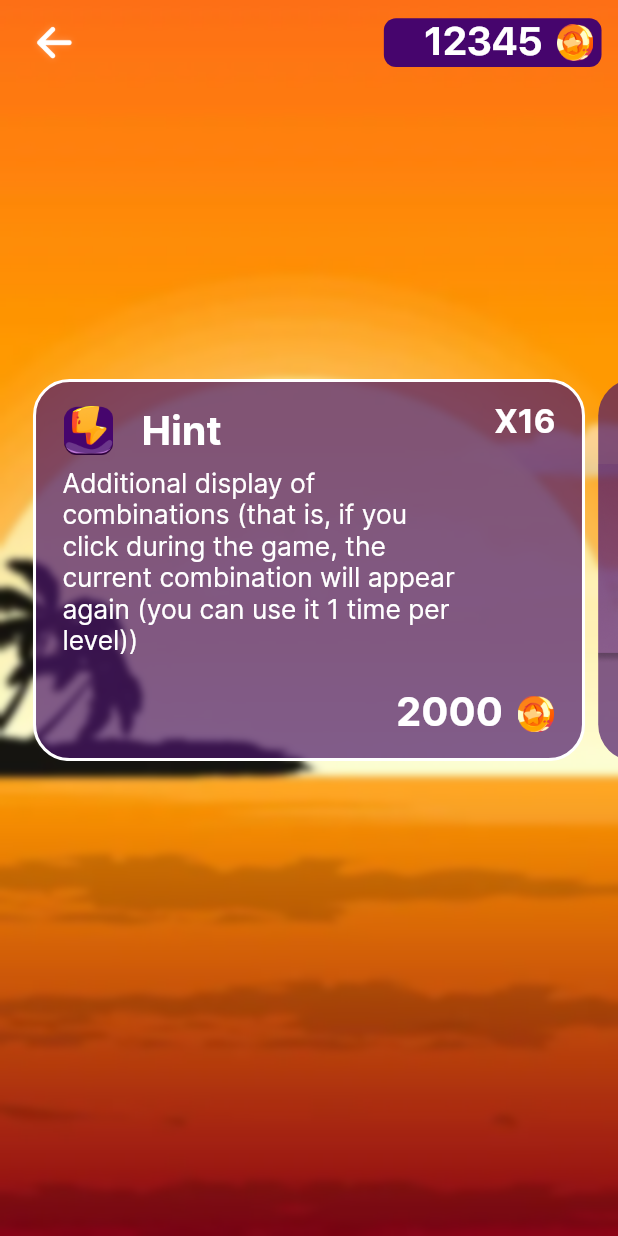
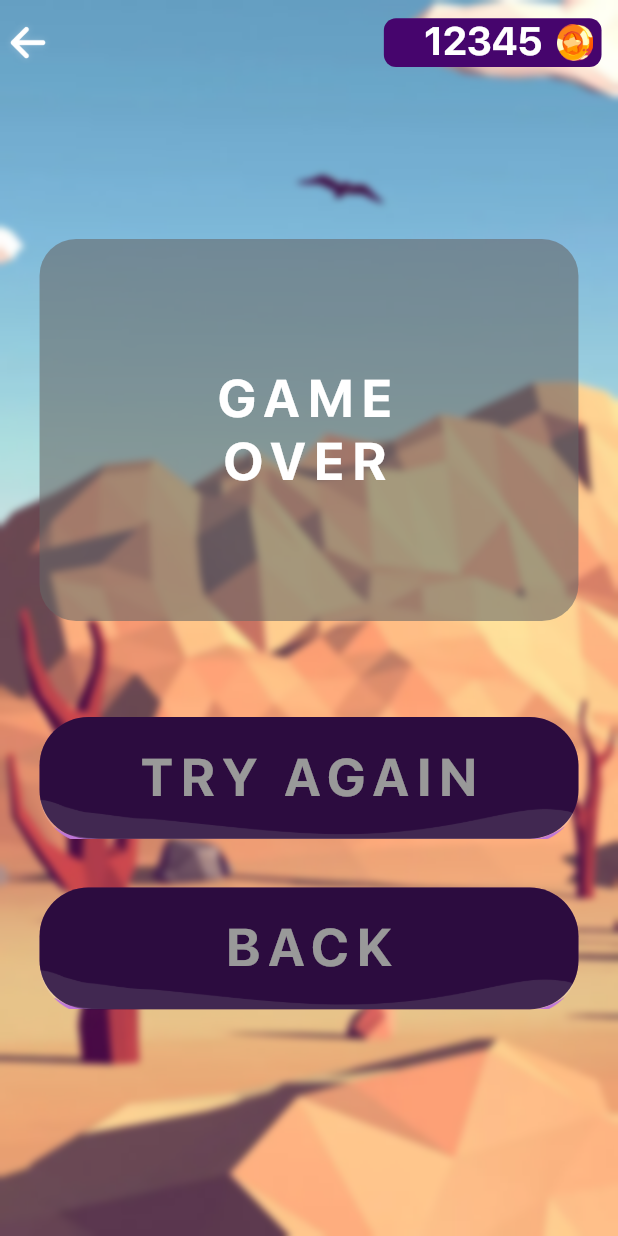
Before and after one commit to DianaTalantbekova/crystal-memories, a Flutter app: the screen it shows after launch, on a phone screen of 412 x 824 dp. Run offline on Flutter 3.47's test engine with Material 2 defaults, Android fonts, the phone set to English and light mode, and no system bars; drawn by our look-alikes of carousel_slider; our stand-ins replace bordered_text, flutter_screenutil, go_router, shared_preferences; project files that could hold a hidden picture were left out.

Commit message:
success, failed screens; alert

```diff
--- a/lib/commons/text_style_helper.dart
+++ b/lib/commons/text_style_helper.dart
@@ -90,4 +90,18 @@ class TextStyleHelper {
     height: 19 / 16,
     color: ThemeHelper.white,
   );
+   static TextStyle helper12 = TextStyle(
+    fontFamily: 'SF_Pro',
+    fontWeight: FontWeight.w600,
+    fontSize: 17.sp,
+    height: 22 / 17,
+    color: ThemeHelper.black,
+  );
+   static TextStyle helper13 = TextStyle(
+    fontFamily: 'SF_Pro',
+    fontWeight: FontWeight.w400,
+    fontSize: 13.sp,
+    height: 16 / 13,
+    color: ThemeHelper.black,
+  );
 }
--- a/lib/main.dart
+++ b/lib/main.dart
@@ -1,6 +1,7 @@
 import 'dart:async';
+import 'package:crystal_memories/screens/game_screen.dart';
 import 'package:crystal_memories/screens/screens.dart';
-import 'package:crystal_memories/screens/shop_screen.dart';
+import 'package:crystal_memories/screens/settings_screen.dart';
 import 'package:crystal_memories/services/preference_service.dart';
 import 'package:flutter/material.dart';
 import 'package:flutter/services.dart';
@@ -37,7 +38,7 @@ class MyApp extends StatelessWidget {
       GoRoute(
         path: '/',
         builder: (BuildContext context, GoRouterState state) =>
-            const ShopScreen(),
+            const FailedScreen(),
         routes: [
           GoRoute(
             path: 'level_screen',
--- /dev/null
+++ b/lib/screens/failed_screen.dart
@@ -0,0 +1,92 @@
+import 'package:crystal_memories/commons/text_style_helper.dart';
+import 'package:crystal_memories/commons/theme_helper.dart';
+import 'package:crystal_memories/widgets/widgets.dart';
+import 'package:flutter/cupertino.dart';
+import 'package:flutter/material.dart';
+import 'package:flutter_screenutil/flutter_screenutil.dart';
+
+class FailedScreen extends StatelessWidget {
+  const FailedScreen({super.key});
+
+  @override
+  Widget build(BuildContext context) {
+    return BackgroundWidget(
+      child: Column(
+        children: [
+          Padding(
+            padding: EdgeInsets.only(right: 10.w),
+            child: SizedBox(
+              height: 56.h,
+              child: AppBarWidget(
+                onBackTap: () => _showDialog(context),
+              ),
+            ),
+          ),
+          SizedBox(height: 101.h),
+          Container(
+            width: 327.w,
+            height: 251.h,
+            decoration: BoxDecoration(
+              borderRadius: BorderRadius.circular(24.r),
+              color: ThemeHelper.gray.withOpacity(0.59),
+            ),
+            child: Center(
+              child: Text(
+                'GAME\nOVER',
+                style: TextStyleHelper.helper6,
+                textAlign: TextAlign.center,
+              ),
+            ),
+          ),
+          SizedBox(height: 63.h),
+          MainButton(
+            text: 'TRY AGAIN',
+            textStyle: TextStyleHelper.helper6,
+          ),
+          SizedBox(height: 32.h),
+          MainButton(
+            text: 'BACK',
+            textStyle: TextStyleHelper.helper6,
+          ),
+        ],
+      ),
+    );
+  }
+
+  Future<void> _showDialog(BuildContext context) async {
+    showDialog(
+      context: context,
+      builder: (context) => CupertinoAlertDialog(
+        title: Text(
+          'Exit the game',
+          style: TextStyleHelper.helper12,
+        ),
+        content: Text(
+          'Are you sure you want to exit the\ngame?',
+          style: TextStyleHelper.helper13,
+        ),
+        actions: [
+          CupertinoDialogAction(
+            child: Text(
+              'Cancel',
+              style: TextStyleHelper.helper12.copyWith(
+                color: const Color(0xFF007AFF),
+                letterSpacing: -0.408,
+              ),
+            ),
+          ),
+          CupertinoDialogAction(
+            child: Text(
+              'Exit',
+              style: TextStyleHelper.helper12.copyWith(
+                color: const Color(0xFF007AFF),
+                letterSpacing: -0.408,
+                fontWeight: FontWeight.w400,
+              ),
+            ),
+          ),
+        ],
+      ),
+    );
+  }
+}
--- a/lib/screens/premium_screen.dart
+++ b/lib/screens/premium_screen.dart
@@ -77,8 +77,8 @@ Widget _buildBody() {
 
 Widget _buildInfo() {
   return Container(
-    width: 327.r,
-    height: 251.r,
+    width: 327.w,
+    height: 251.h,
     decoration: BoxDecoration(
       borderRadius: BorderRadius.circular(24.r),
       color: ThemeHelper.gray.withOpacity(0.59),
--- a/lib/screens/screens.dart
+++ b/lib/screens/screens.dart
@@ -1,3 +1,8 @@
 export 'premium_screen.dart';
 export 'main_screen.dart';
 export 'level_screen.dart';
+export 'settings_screen.dart';
+export 'shop_screen.dart';
+export 'success_screen.dart';
+export 'failed_screen.dart';
+export 'game_screen.dart';
--- a/lib/screens/shop_screen.dart
+++ b/lib/screens/shop_screen.dart
@@ -5,6 +5,7 @@ import 'package:crystal_memories/commons/theme_helper.dart';
 import 'package:crystal_memories/models/crystal_info.dart';
 import 'package:crystal_memories/utils/crystals.dart';
 import 'package:crystal_memories/widgets/app_bar_widget.dart';
+import 'package:crystal_memories/widgets/main_button.dart';
 import 'package:flutter/material.dart';
 import 'package:flutter_screenutil/flutter_screenutil.dart';
 
@@ -82,6 +83,11 @@ class _ShopScreenState extends State<ShopScreen> {
             );
           },
         ),
+        SizedBox(height: 118.h),
+        MainButton(
+          text: 'BUY',
+          textStyle: TextStyleHelper.helper6,
+        )
       ],
     );
   }
--- a/lib/widgets/app_bar_widget.dart
+++ b/lib/widgets/app_bar_widget.dart
@@ -5,7 +5,9 @@ import 'package:flutter_screenutil/flutter_screenutil.dart';
 class AppBarWidget extends StatelessWidget {
   const AppBarWidget({
     Key? key,
+    this.onBackTap,
   }) : super(key: key);
+  final VoidCallback? onBackTap;
 
   @override
   Widget build(BuildContext context) {
@@ -13,7 +15,11 @@ class AppBarWidget extends StatelessWidget {
       mainAxisAlignment: MainAxisAlignment.spaceBetween,
       crossAxisAlignment: CrossAxisAlignment.center,
       children: [
-        SizedBox(
+        onBackTap == null
+            ? const SizedBox()
+            : GestureDetector(
+              onTap: onBackTap,
+              child: SizedBox(
                   width: 32.w,
                   height: 30.h,
                   child: Image.asset(
@@ -21,6 +27,7 @@ class AppBarWidget extends StatelessWidget {
                     fit: BoxFit.cover,
                   ),
                 ),
+            ),
         const Coins(coins: 12345),
       ],
     );
--- /dev/null
+++ b/lib/widgets/background_widget.dart
@@ -0,0 +1,38 @@
+import 'dart:ui';
+
+import 'package:crystal_memories/commons/theme_helper.dart';
+import 'package:flutter/material.dart';
+import 'package:flutter_screenutil/flutter_screenutil.dart';
+
+class BackgroundWidget extends StatelessWidget {
+  const BackgroundWidget({super.key, required this.child});
+  final Widget child;
+  @override
+  Widget build(BuildContext context) {
+    return Scaffold(
+      backgroundColor: ThemeHelper.pink.withOpacity(0.01),
+      body: Stack(
+        children: [
+          Positioned.fill(
+            child: Image.asset(
+              'assets/png/background/bg_lvl3.png',
+              fit: BoxFit.cover,
+            ),
+          ),
+          Positioned.fill(
+            child: BackdropFilter(
+              filter: ImageFilter.blur(
+                sigmaX: 2.5.r,
+                sigmaY: 2.5.r,
+              ),
+              child: Container(color: Colors.transparent),
+            ),
+          ),
+          SafeArea(
+            child: child,
+          ),
+        ],
+      ),
+    );
+  }
+}
--- a/lib/widgets/widgets.dart
+++ b/lib/widgets/widgets.dart
@@ -2,3 +2,5 @@ export 'main_button.dart';
 export 'coins.dart';
 export 'level_button.dart';
 export 'app_bar_widget.dart';
+export 'background_widget.dart';
+export 'hint_button.dart';
```
Also changed, not shown: lib/screens/game_screen.dart (+2 -27 lines), lib/screens/settings_screen.dart (added, +78 -0 lines), lib/screens/success_screen.dart (added, +74 -0 lines). Lines whose indentation alone changed are shown as unchanged.
